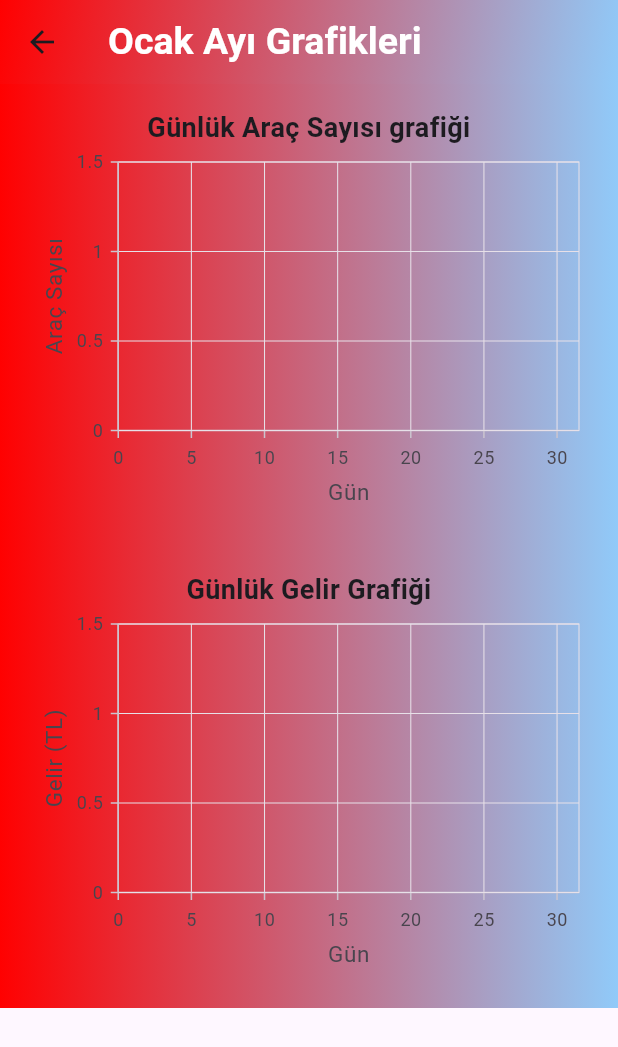
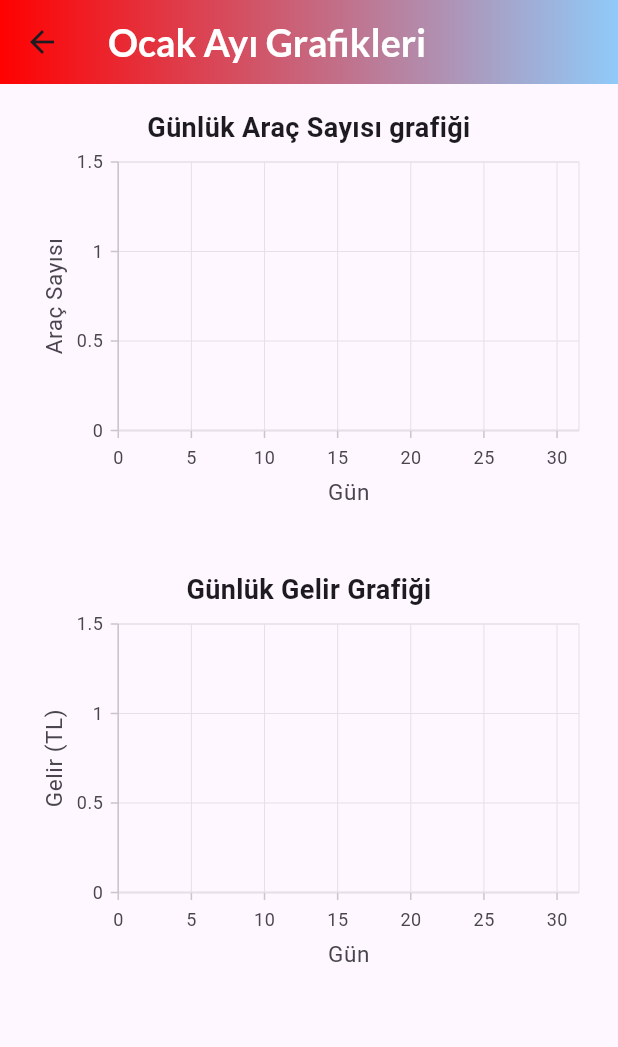
Before and after one commit to uluckabd/car_wash, a Flutter app: the ReportChartsPage screen opened directly, after a tap on an icon or button, on a phone screen of 412 x 824 dp. Shown: the top 1047 px of the screen. Run offline on Flutter 3.47's test engine with Material 3 defaults, Android fonts, the phone set to English and light mode, and no system bars; our stand-ins replace google_fonts, mask_text_input_formatter, sqflite, syncfusion_flutter_charts; accounts and stored records are empty.

Commit message:
her yerde kullanılacak sabit componentler için yeni bir dart dosyası oluşturuldu ve uygulama baslıgı stili buraya alındı

```diff
--- a/lib/AddAppointmentpage.dart
+++ b/lib/AddAppointmentpage.dart
@@ -1,3 +1,4 @@
+import 'package:car_wash/app_ready_package.dart';
 import 'package:flutter/cupertino.dart';
 import 'package:flutter/material.dart';
 import 'package:flutter/services.dart';
@@ -184,11 +185,7 @@ class _AddAppointmentScreenState extends State<AddAppointmentScreen> {
       appBar: AppBar(
         title: Text(
           widget.appointmentData == null ? 'Yeni Randevu' : 'Randevu Güncelle',
-          style: const TextStyle(
-            fontSize: 25,
-            fontWeight: FontWeight.bold,
-            color: Colors.white,
-          ),
+          style: AppTextStyles.title,
         ),
         flexibleSpace: Appcolor(),
       ),
--- /dev/null
+++ b/lib/app_ready_package.dart
@@ -0,0 +1,13 @@
+// her yerde kullanacağımız için başlıklara özel style için class olusturup o kullanılacak
+import 'dart:ui';
+
+import 'package:flutter/material.dart';
+import 'package:google_fonts/google_fonts.dart';
+
+class AppTextStyles {
+  static TextStyle title = GoogleFonts.lato(
+    fontSize: 25,
+    fontWeight: FontWeight.bold,
+    color: Colors.white,
+  );
+}
--- a/lib/charts_page.dart
+++ b/lib/charts_page.dart
@@ -1,3 +1,6 @@
+import 'package:car_wash/AddAppointmentpage.dart';
+import 'package:car_wash/app_ready_package.dart';
+
 import 'package:flutter/material.dart';
 import 'package:syncfusion_flutter_charts/charts.dart';
 import 'database_service.dart';
@@ -96,32 +99,13 @@ class _ChartsPageState extends State<ChartsPage> {
       appBar: AppBar(
         title: Text(
           "${widget.currentMonth} Ayı Grafikleri",
-          style: const TextStyle(
-            color: Colors.white,
-            fontWeight: FontWeight.bold,
-            fontSize: 25,
-          ),
+          style: AppTextStyles.title,
         ),
-        flexibleSpace: Container(
-          decoration: const BoxDecoration(
-            gradient: LinearGradient(
-              colors: [primaryColor, secondaryColor],
-              begin: Alignment.topLeft,
-              end: Alignment.bottomRight,
-            ),
-          ),
-        ),
+        flexibleSpace: Appcolor(),
       ),
       body: isLoading
           ? const Center(child: CircularProgressIndicator())
           : Container(
-              decoration: const BoxDecoration(
-                gradient: LinearGradient(
-                  colors: [primaryColor, secondaryColor],
-                  begin: Alignment.topLeft,
-                  end: Alignment.topRight,
-                ),
-              ),
               child: SingleChildScrollView(
                 padding: const EdgeInsets.all(16),
                 child: Column(
--- a/lib/main.dart
+++ b/lib/main.dart
@@ -1,3 +1,4 @@
+import 'package:car_wash/app_ready_package.dart';
 import 'package:car_wash/reportchartspage.dart';
 import 'package:flutter/material.dart';
 import 'package:flutter_localizations/flutter_localizations.dart';
@@ -98,7 +99,7 @@ class _MyHomePageState extends State<MyHomePage> {
   Future<void> _selectDate(BuildContext context) async {
     DateTime? pickedDate;
 
-    // showCupertinoModalPopup kullanarak alttan açılan bir menü oluşturuyoruz
+    // showCupertinoModalPopup kullanarak alttan açılan bir menü oluşturma
     await showCupertinoModalPopup(
       context: context,
       builder: (BuildContext builder) {
@@ -251,12 +252,8 @@ class _MyHomePageState extends State<MyHomePage> {
       appBar: AppBar(
         backgroundColor: Colors.transparent,
         title: Text(
-          selectedIndex == 0 ? "Car_Wash" : "Arşiv",
-          style: const TextStyle(
-            color: Colors.white,
-            fontWeight: FontWeight.bold,
-            fontSize: 25,
-          ),
+          selectedIndex == 0 ? "Ana Sayfa" : "Arşiv",
+          style: AppTextStyles.title,
         ),
         flexibleSpace: Container(
           decoration: const BoxDecoration(
--- a/lib/reportchartspage.dart
+++ b/lib/reportchartspage.dart
@@ -1,3 +1,4 @@
+import 'package:car_wash/app_ready_package.dart';
 import 'package:flutter/material.dart';
 import 'charts_page.dart';
 import 'database_service.dart';
@@ -145,14 +146,7 @@ class _ReportChartsPageState extends State<ReportChartsPage> {
             ],
           ),
         ],
-        title: const Text(
-          "Aylık Grafikler",
-          style: TextStyle(
-            color: Colors.white,
-            fontWeight: FontWeight.bold,
-            fontSize: 25,
-          ),
-        ),
+        title: Text("Aylık Grafikler", style: AppTextStyles.title),
         flexibleSpace: Container(
           decoration: const BoxDecoration(
             gradient: LinearGradient(
--- a/pubspec.yaml
+++ b/pubspec.yaml
@@ -40,6 +40,7 @@ dependencies:
   syncfusion_flutter_charts: ^31.1.19
   flutter_localizations:
     sdk: flutter
+  google_fonts: ^6.3.1
 
   # The following adds the Cupertino Icons font to your application.
   # Use with the CupertinoIcons class for iOS style icons.
```
Also changed, not shown: pubspec.lock.
